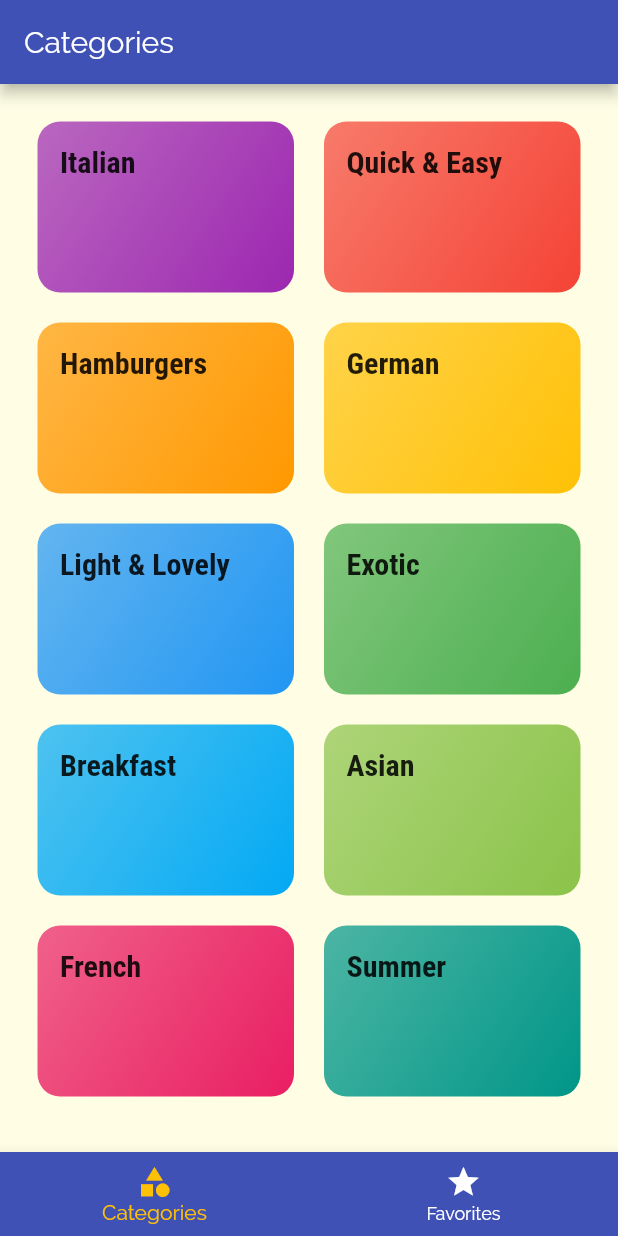
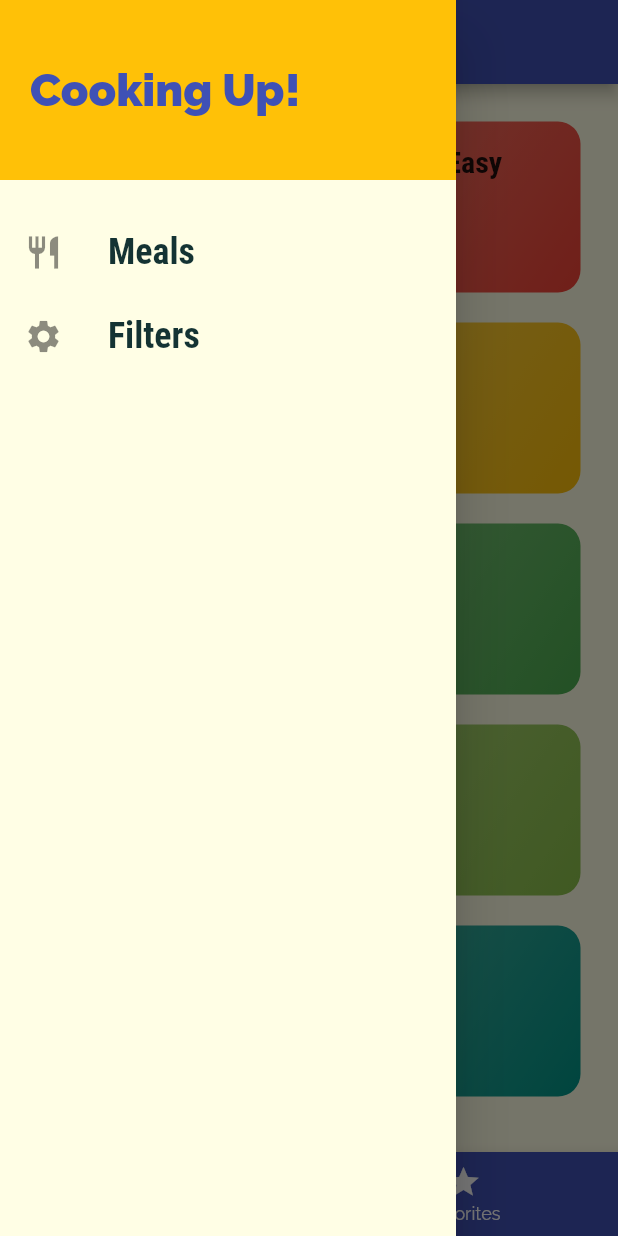
Before and after one commit to aospiridonov/flutter_meals, a Flutter app: the screen it shows after launch, with the side drawer open (before the commit the screen has no drawer), on a phone screen of 412 x 824 dp. Run offline on Flutter 3.47's test engine with Material 2 defaults, Android fonts, the phone set to English and light mode, and no system bars.

Commit message:
add custom drawer

```diff
--- a/lib/screens/tabs_screen.dart
+++ b/lib/screens/tabs_screen.dart
@@ -1,5 +1,6 @@
 import 'package:flutter/material.dart';
 
+import '../widgets/main_drawer.dart';
 import './favorites_screen.dart';
 import './catagories_screen.dart';
 
@@ -35,6 +36,7 @@ class _TabsScreenState extends State<TabsScreen> {
       appBar: AppBar(
         title: Text(_pages[_selectedPageIndex]['title']),
       ),
+      drawer: MainDrawer(),
       body: _pages[_selectedPageIndex]['page'],
       bottomNavigationBar: BottomNavigationBar(
         onTap: _selectPage,
--- /dev/null
+++ b/lib/widgets/main_drawer.dart
@@ -0,0 +1,56 @@
+import 'package:flutter/material.dart';
+
+class MainDrawer extends StatelessWidget {
+  Widget buildListTile(String title, IconData icon) {
+    return ListTile(
+      leading: Icon(
+        icon,
+        size: 26.0,
+      ),
+      title: Text(
+        title,
+        style: TextStyle(
+          fontFamily: 'RobotoCondensed',
+          fontSize: 24.0,
+          fontWeight: FontWeight.bold,
+        ),
+      ),
+      onTap: () {
+        //...
+      },
+    );
+  }
+
+  @override
+  Widget build(BuildContext context) {
+    return Drawer(
+      child: Column(
+        children: [
+          Container(
+            height: 120.0,
+            width: double.infinity,
+            padding: EdgeInsets.all(20.0),
+            alignment: Alignment.centerLeft,
+            color: Theme.of(context).accentColor,
+            child: Text(
+              'Cooking Up!',
+              style: TextStyle(
+                  fontWeight: FontWeight.w900,
+                  fontSize: 30.0,
+                  color: Theme.of(context).primaryColor),
+            ),
+          ),
+          SizedBox(height: 20.0),
+          buildListTile(
+            'Meals',
+            Icons.restaurant,
+          ),
+          buildListTile(
+            'Filters',
+            Icons.settings,
+          ),
+        ],
+      ),
+    );
+  }
+}
```
